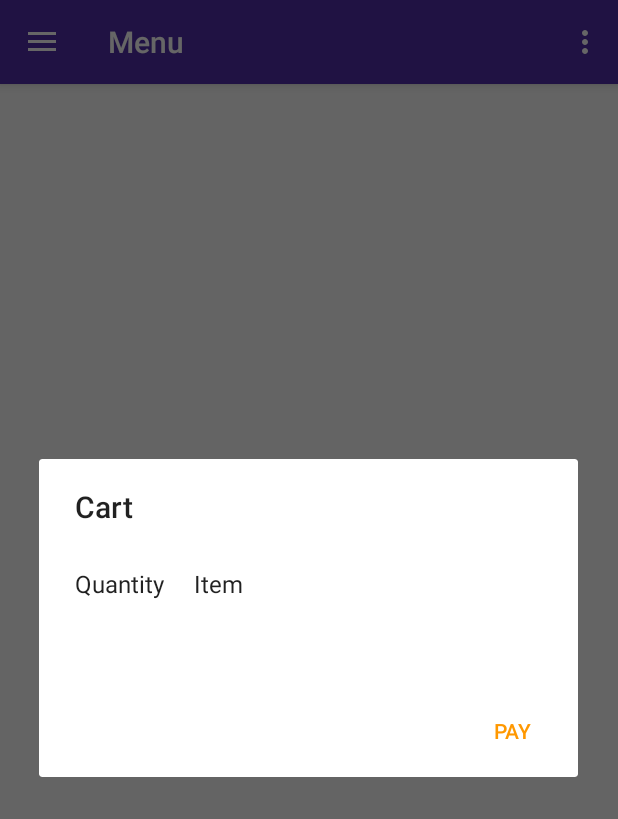
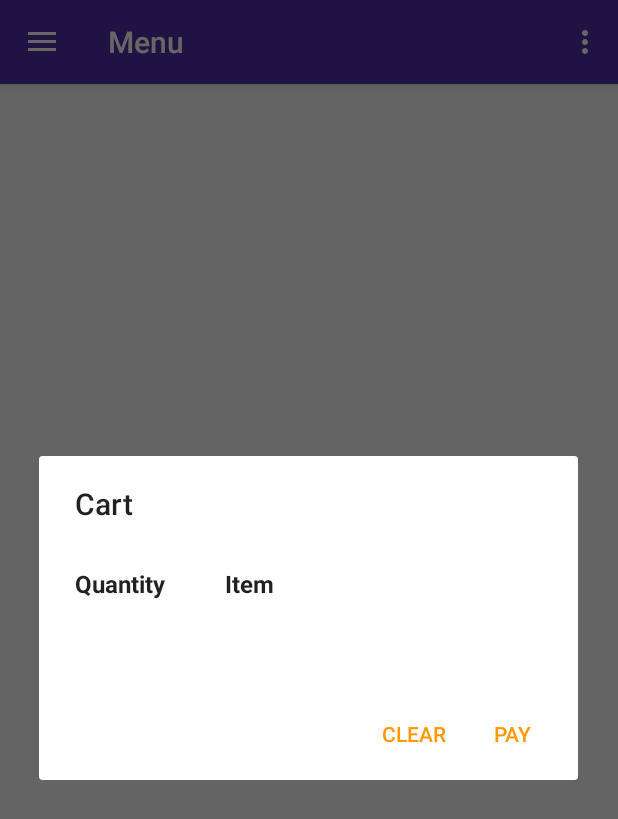
Before and after one commit to codeqen/FODO, an Android app: the screen it shows after launch once a user with an empty profile is signed in (NavDrawerActivity), in the options menu, after a tap on "View Cart", on a phone screen of 412 x 824 dp. Shown: the top 819 px of the screen. Run offline under Robolectric (Android 15) with nearby library versions, the phone set to English and light mode, and no system bars; our stand-ins replace Firebase (no records; nobody signed in at launch, a user with empty details on screens opened directly), Picasso; Roboto replaces fonts that are not available here.

Commit message:
Beautify cart, add clear cart option

```diff
--- a/app/src/main/java/nu/yakutomi/campuscafe/MenuFragment.java
+++ b/app/src/main/java/nu/yakutomi/campuscafe/MenuFragment.java
@@ -9,6 +9,7 @@ import android.support.v7.app.AlertDialog;
 import android.support.v7.widget.DefaultItemAnimator;
 import android.support.v7.widget.LinearLayoutManager;
 import android.support.v7.widget.RecyclerView;
+import android.text.Html;
 import android.util.Log;
 import android.view.LayoutInflater;
 import android.view.Menu;
@@ -31,33 +32,30 @@ import java.text.SimpleDateFormat;
 import java.util.ArrayList;
 
 public class MenuFragment extends Fragment {
-    private RecyclerView recyclerView;
     private ArrayList<OrderHistoryModel> cart;
-    private ItemsAdapter ItemObj;
     private static RecyclerView.Adapter adapter;
-    private RecyclerView.LayoutManager layoutManager;
     //private Set<String> items = new HashSet<>();
    // private Set<String> price = new HashSet<>();
     //private View v;
     private ArrayList<ItemsModel> items;
     private FirebaseUser currentUser = FirebaseAuth.getInstance().getCurrentUser();
-    private DatabaseReference mDatabase;
+
     @Override
     public View onCreateView(@NonNull LayoutInflater inflater, ViewGroup container, Bundle savedInstanceState) {
 
         View view = inflater.inflate(R.layout.menu_fragment, container, false);
         Log.d("MF", "Inside onCreateView");
-        recyclerView = view.findViewById(R.id.menu_items_recycler);
+        RecyclerView recyclerView = view.findViewById(R.id.menu_items_recycler);
         recyclerView.setHasFixedSize(true);
 
 
-        layoutManager = new LinearLayoutManager(getActivity());
+        RecyclerView.LayoutManager layoutManager = new LinearLayoutManager(getActivity());
         recyclerView.setLayoutManager(layoutManager);
         recyclerView.setItemAnimator(new DefaultItemAnimator());
 
 
         items = new ArrayList<>();
-        mDatabase = FirebaseDatabase.getInstance().getReference("Items");
+        DatabaseReference mDatabase = FirebaseDatabase.getInstance().getReference("Items");
         mDatabase.addValueEventListener(new ValueEventListener() {
             @Override
             public void onDataChange(DataSnapshot dataSnapshot) {
@@ -91,10 +89,10 @@ public class MenuFragment extends Fragment {
         });
 
         //Log.d("MF", items.get(0).getItem()+items.get(0).getPrice());
-        ItemObj = new ItemsAdapter(items, getActivity());
-        adapter = ItemObj;
+        ItemsAdapter itemObj = new ItemsAdapter(items, getActivity());
+        adapter = itemObj;
         recyclerView.setAdapter(adapter);
-        cart = ItemObj.getCart();
+        cart = itemObj.getCart();
         return view;
     }
     // this is necessary to inform parent activity that we are changing menu in fragment
@@ -112,28 +110,39 @@ public class MenuFragment extends Fragment {
             public boolean onMenuItemClick(MenuItem item) {
                 final AlertDialog.Builder alertBuilder = new AlertDialog.Builder(getView().getContext()).setTitle("Cart");
                 final AlertDialog alertDialog2 = alertBuilder.create();
-                String itemsandprices = "Quantity     Item\n\n";
+                String spaces = "&nbsp;&nbsp;&nbsp;&nbsp;&nbsp;&nbsp;&nbsp;&nbsp;&nbsp;&nbsp;";
+                String itemsandprices = "<b>Quantity"+spaces+"Item</b><br><br>";
+
 
                 for(int i=0; i < cart.size(); i++) {
-                    itemsandprices = itemsandprices+cart.get(i).getQuantity()+"                 "+cart.get(i).getItem()+"\n";
+                    if(Integer.parseInt(cart.get(i).getQuantity()) < 10) {
+                        itemsandprices = itemsandprices+"0"+cart.get(i).getQuantity() + spaces + spaces + "&nbsp;" + cart.get(i).getItem() + "<br>";
+                    }
+                    else {
+                        itemsandprices = itemsandprices+cart.get(i).getQuantity() + spaces + spaces + "&nbsp;" + cart.get(i).getItem() + "<br>";
+                    }
                 }
-                alertDialog2.setMessage("\n"+itemsandprices+"\n");
+                alertDialog2.setMessage(Html.fromHtml("<br>"+itemsandprices+"<br>"));
                 alertDialog2.setButton(Dialog.BUTTON_POSITIVE, "PAY", new DialogInterface.OnClickListener() {
                      public void onClick(DialogInterface dialog, int which) {
                         final String timeStamp = new SimpleDateFormat("yyyy-MM-dd HH:mm:ss")
                                 .format(new Timestamp(System.currentTimeMillis()));
                         final DatabaseReference orderHistoryChild = FirebaseDatabase.getInstance().getReference("Order History/"+currentUser.getUid());
-                        Log.d("MF/FB", orderHistoryChild.getKey());
                         orderHistoryChild.child(timeStamp);
-                        Log.d("MF/FB", orderHistoryChild.child(timeStamp).getKey());
                         orderHistoryChild.child(timeStamp).child("Items");
-                        Log.d("MF/FB", orderHistoryChild.child(timeStamp).child("Items").getKey());
                         for(int i=0; i<cart.size(); i++) {
                             orderHistoryChild.child(timeStamp).child("Items")
                                     .child(cart.get(i).getItem()).setValue(cart.get(i).getQuantity());
                         }
                         cart.clear();
                         Toast.makeText(getContext(), "Payment Done!\nCheck Order History.", Toast.LENGTH_LONG).show();
+                        alertDialog2.dismiss();
+                    }
+                });
+                alertDialog2.setButton(Dialog.BUTTON_NEGATIVE, "CLEAR", new DialogInterface.OnClickListener() {
+                    public void onClick(DialogInterface dialog, int which) {
+                        cart.clear();
+                        Toast.makeText(getContext(), "Cart Cleared!", Toast.LENGTH_LONG).show();
                         alertDialog2.dismiss();
                     }
                 });
--- a/app/src/main/java/nu/yakutomi/campuscafe/SplashActivity.java
+++ b/app/src/main/java/nu/yakutomi/campuscafe/SplashActivity.java
@@ -7,7 +7,7 @@ import android.support.v7.app.AppCompatActivity;
 
 public class SplashActivity extends AppCompatActivity {
 
-    private final int SPLASH_DISPLAY_LENGTH = 0;
+    private final int SPLASH_DISPLAY_LENGTH = 500;
     @Override
     protected void onCreate(Bundle savedInstanceState) {
         super.onCreate(savedInstanceState);
```
